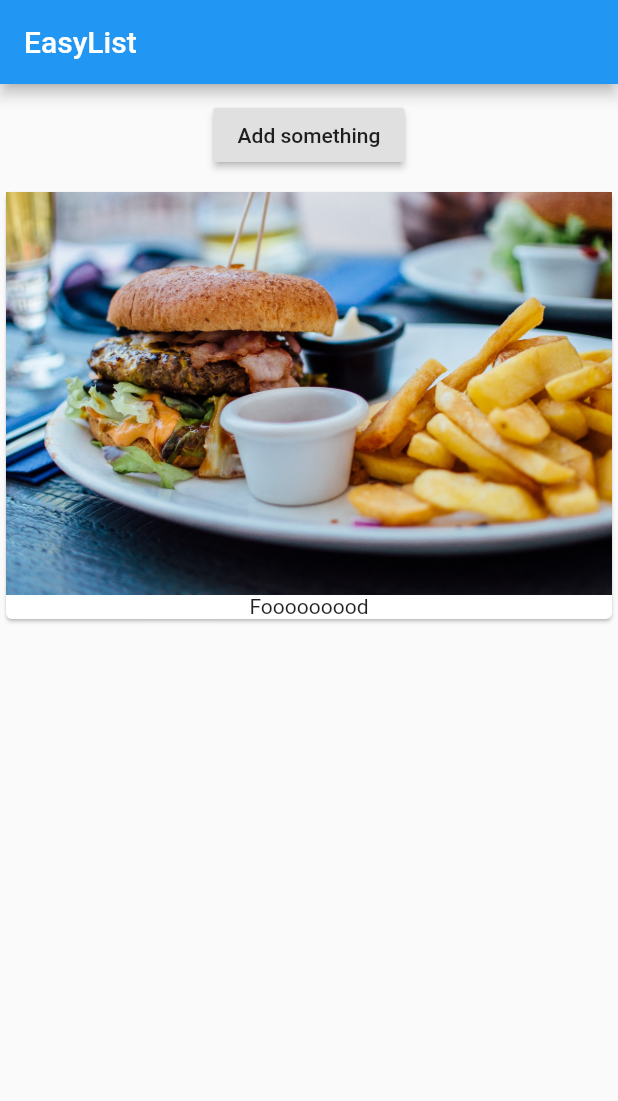
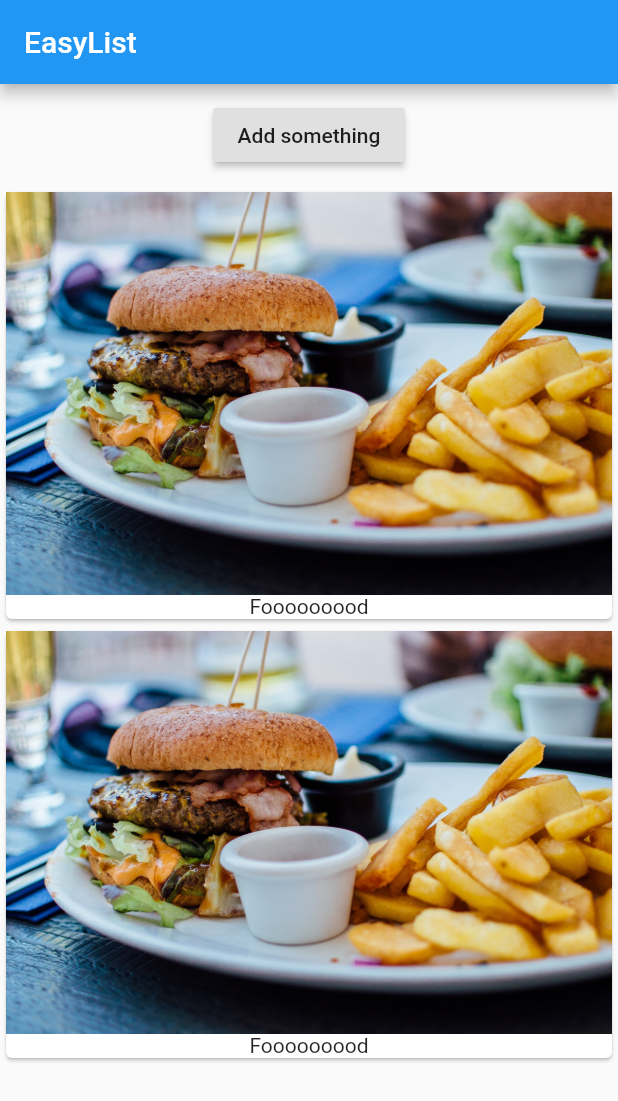
Before and after one commit to roushjac/flutter_test_app, a Flutter app: the screen it shows after launch, after a tap on "Add something", on a phone screen of 412 x 824 dp. Shown: the top 1101 px of the screen. Run offline on Flutter 3.47's test engine with Material 2 defaults, Android fonts, the phone set to English and light mode, and no system bars.

Commit message:
Add button that adds a new card to the body

```diff
--- a/lib/main.dart
+++ b/lib/main.dart
@@ -13,7 +13,11 @@ class MyApp extends StatefulWidget {
   }
 }
 
-class _MyAppState extends State<MyApp> { // This class extends the State object(??) of MyApp
+class _MyAppState extends State<MyApp> {
+  // This class extends the State object(??) of MyApp
+
+  List<String> _products = ['Food Tester'];
+
   @override // MyApp's build() method overrides the build() method already present in StatelessWidget
   Widget build(BuildContext context) {
     // Give the build() method what type it should return - here its a widget
@@ -25,18 +29,27 @@ class _MyAppState extends State<MyApp> { // This class extends the State object(
         body: Column(children: <Widget>[
           Container(
             margin: EdgeInsets.all(10.0),
-            child:
-                RaisedButton(
+            child: RaisedButton(
                 child: Text('Add something'),
-                  onPressed: () {}
-                )),
-          Card(
+                onPressed: () {
+                  setState(() {
+                    _products.add('Advanced Food Tester');
+                  });
+                }),
+          ),
+          Column(
+              children: _products
+                  .map(
+                    (element) => Card(
                           child: Column(
                             children: <Widget>[
                               Image.asset('assets/food_pic.jpg'),
                               Text('Fooooooood')
                             ],
-          )),
+                          ),
+                        ),
+                  )
+                  .toList()),
         ]),
       ),
     );
```
Lines whose indentation alone changed are shown as unchanged.
